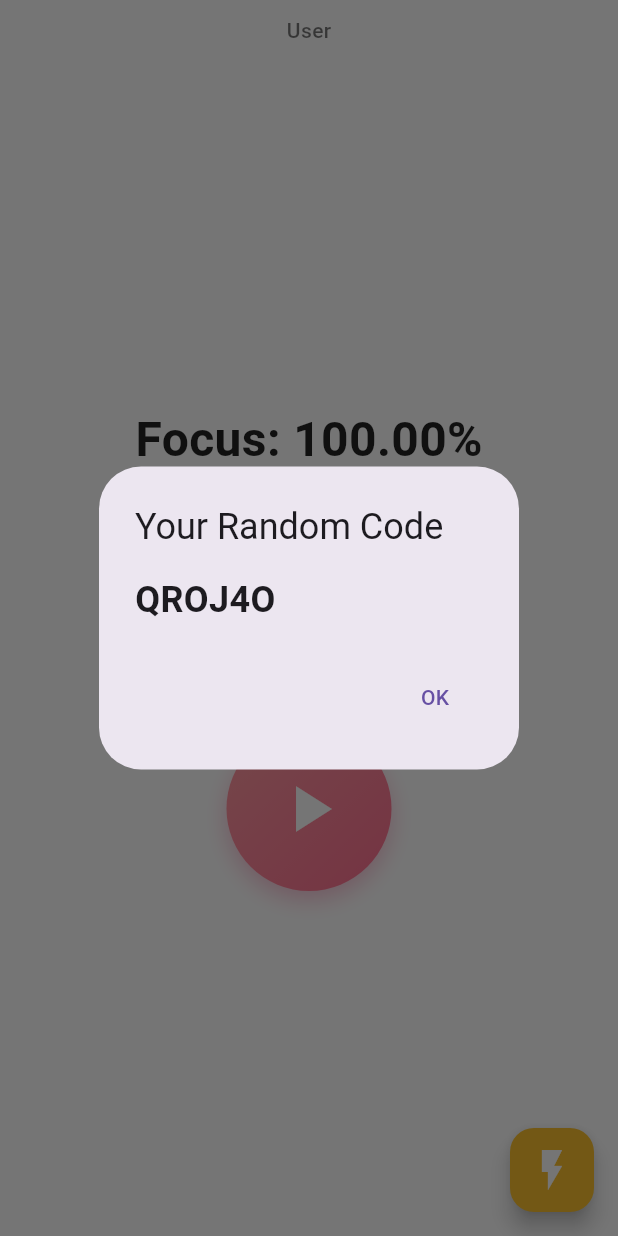
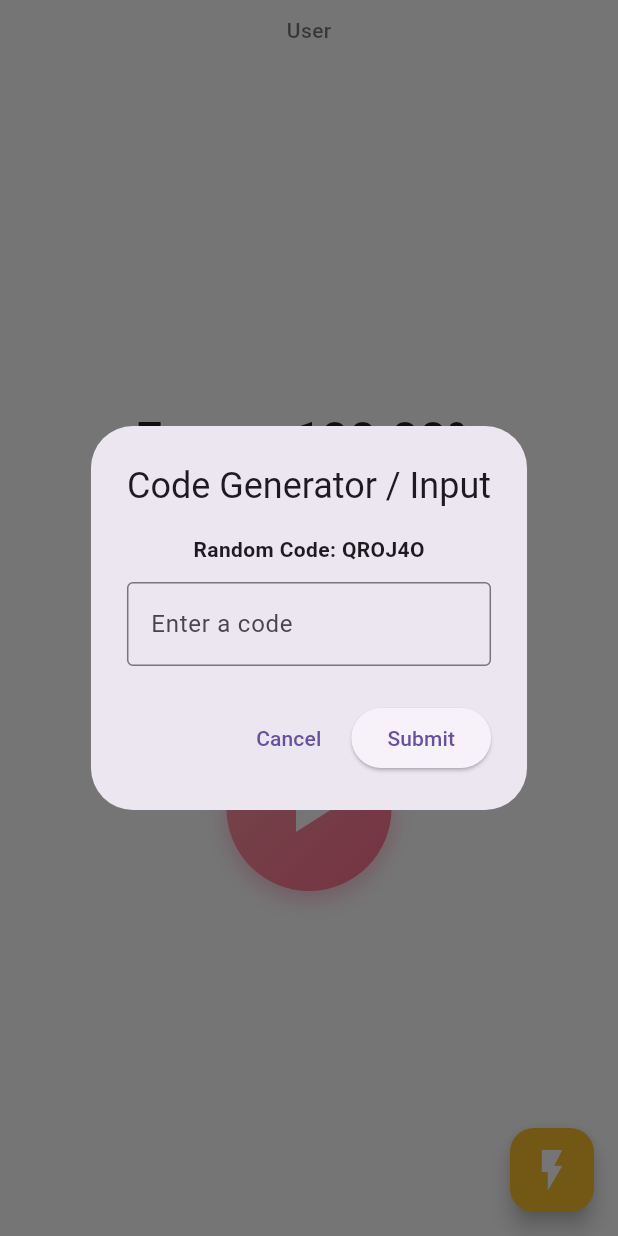
Before and after one commit to mmilunicmobile/the-quack-team-hackcmu-2025, a Flutter app: the screen it shows after launch, after a tap on the "flash on" icon, on a phone screen of 412 x 824 dp. Run offline on Flutter 3.47's test engine with Material 3 defaults, Android fonts, the light colour scheme and no system bars.

Commit message:
last commit for now

```diff
--- a/lib/main.dart
+++ b/lib/main.dart
@@ -84,7 +84,6 @@ class _FocusHomePageState extends State<FocusHomePage>
           if (awaySeconds > 0) {
             setState(() {
               focusPercentage = (focusPercentage - awaySeconds * 0.2).clamp(0.0, 100.0);
-              // Update remainingSeconds correctly using targetEndTime
               if (targetEndTime != null) {
                 remainingSeconds = max(0, targetEndTime!.difference(DateTime.now()).inSeconds);
                 if (remainingSeconds == 0) isTimerRunning = false;
@@ -140,7 +139,6 @@ class _FocusHomePageState extends State<FocusHomePage>
   void _pauseTimer() {
     _uiTimer?.cancel();
     if (targetEndTime != null) {
-      // recalc remainingSeconds
       remainingSeconds = max(0, targetEndTime!.difference(DateTime.now()).inSeconds);
     }
     setState(() {
@@ -317,31 +315,48 @@ class _FocusHomePageState extends State<FocusHomePage>
     );
   }
 
-  // --- Lightning button random code
+  // --- Lightning button dialog: generate and input code
+  void _showCodeDialog() {
+    final codeController = TextEditingController();
+    final randomCode = _generateRandomString();
+
+    showDialog(
+      context: context,
+      builder: (context) => AlertDialog(
+        title: const Text('Code Generator / Input'),
+        content: Column(
+          mainAxisSize: MainAxisSize.min,
+          children: [
+            Text('Random Code: $randomCode', style: const TextStyle(fontWeight: FontWeight.bold)),
+            const SizedBox(height: 12),
+            TextField(
+              controller: codeController,
+              decoration: const InputDecoration(
+                labelText: 'Enter a code',
+                border: OutlineInputBorder(),
+              ),
+            ),
+          ],
+        ),
+        actions: [
+          TextButton(onPressed: () => Navigator.pop(context), child: const Text('Cancel')),
+          ElevatedButton(
+            onPressed: () {
+              final enteredCode = codeController.text.trim();
+              print('User entered code: $enteredCode'); // handle as needed
+              Navigator.pop(context);
+            },
+            child: const Text('Submit'),
+          ),
+        ],
+      ),
+    );
+  }
+
   String _generateRandomString() {
     const chars = 'ABCDEFGHIJKLMNOPQRSTUVWXYZ0123456789';
     final rand = Random();
     return List.generate(6, (_) => chars[rand.nextInt(chars.length)]).join();
-  }
-
-  void _showRandomString() {
-    final code = _generateRandomString();
-    showDialog(
-      context: context,
-      builder: (context) => AlertDialog(
-        title: const Text('Your Random Code'),
-        content: Text(
-          code,
-          style: const TextStyle(fontSize: 24, fontWeight: FontWeight.bold),
-        ),
-        actions: [
-          TextButton(
-            onPressed: () => Navigator.pop(context),
-            child: const Text('OK'),
-          ),
-        ],
-      ),
-    );
   }
 
   @override
@@ -385,7 +400,7 @@ class _FocusHomePageState extends State<FocusHomePage>
         ),
       ),
       floatingActionButton: FloatingActionButton(
-        onPressed: _showRandomString,
+        onPressed: _showCodeDialog,
         backgroundColor: Colors.yellow.shade700,
         child: const Icon(Icons.flash_on, color: Colors.white, size: 32),
       ),
```
